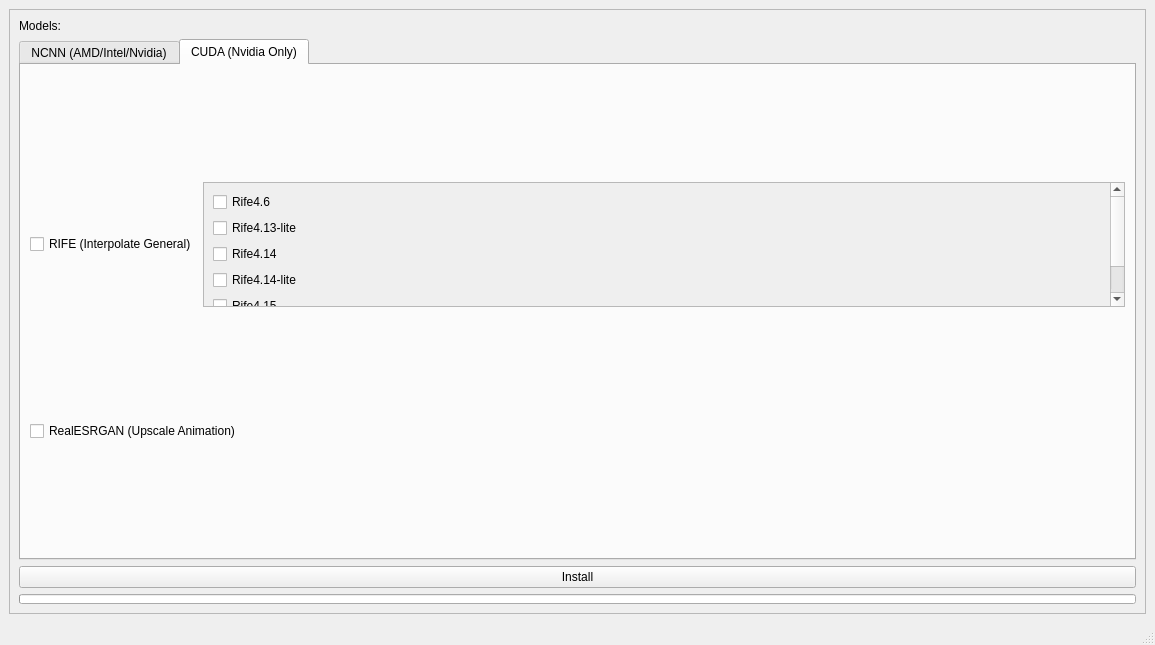
TNTwise/REAL-Video-Enhancer, file src/getModels/SelectAI.ui: the form before one commit.
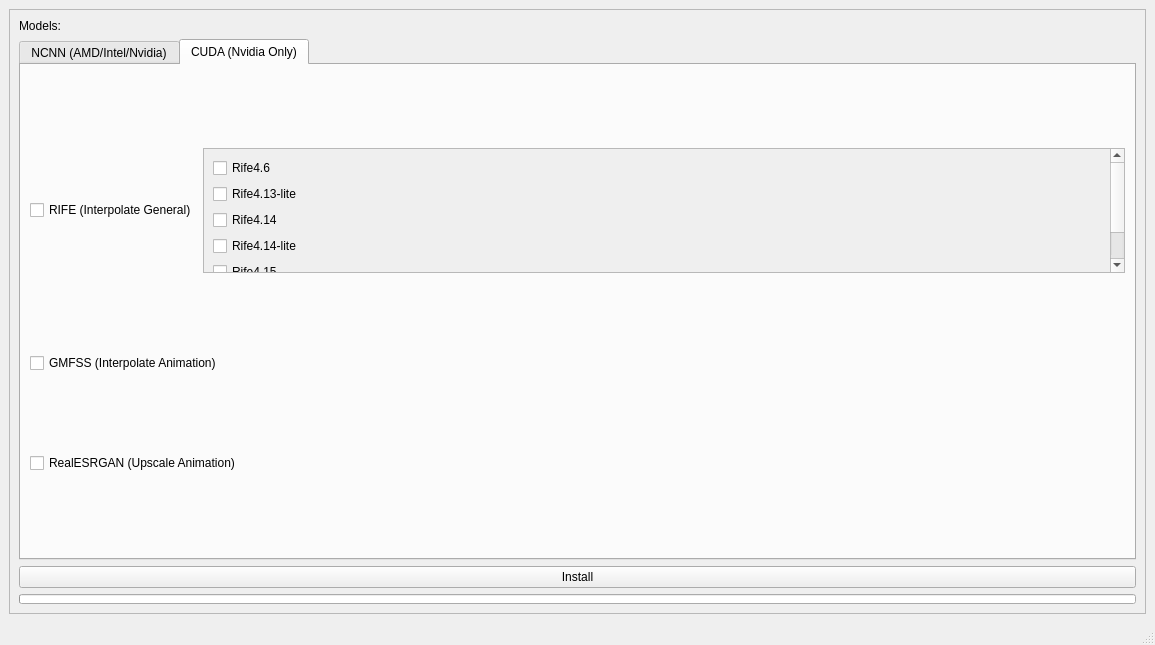
The form after the commit. The open tabs and pages were chosen to show the change.

Commit message: add gmfss and improve rife speed somehow

```diff
--- a/src/getModels/SelectAI.ui
+++ b/src/getModels/SelectAI.ui
@@ -189,9 +189,9 @@
                 <property name="geometry">
                  <rect>
                   <x>0</x>
-                  <y>-69</y>
-                  <width>873</width>
-                  <height>192</height>
+                  <y>0</y>
+                  <width>900</width>
+                  <height>186</height>
                  </rect>
                 </property>
                 <layout class="QVBoxLayout" name="verticalLayout_9">
@@ -243,6 +243,13 @@
              </item>
             </layout>
            </item>
+           <item>
+            <widget class="QCheckBox" name="GMFSSCUDACheckBox">
+             <property name="text">
+              <string>GMFSS (Interpolate Animation)</string>
+             </property>
+            </widget>
+           </item>
            <item>
             <widget class="QCheckBox" name="RealESRGANCUDACheckBox">
              <property name="text">
```
The commit also changes 53 other files.
